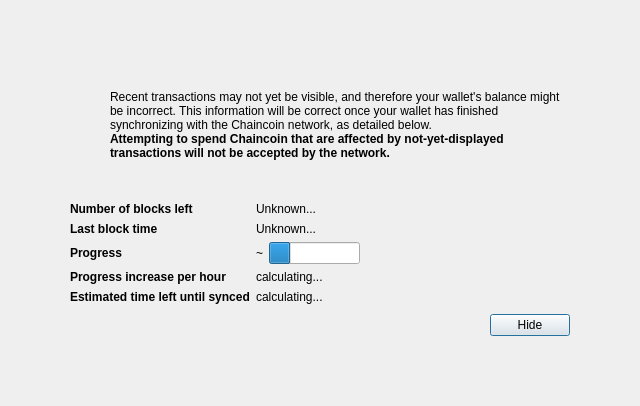
The window that src/qt/forms/modaloverlay.ui (DreamShokk/bagicoin) describes before a commit, drawn with Qt 5.
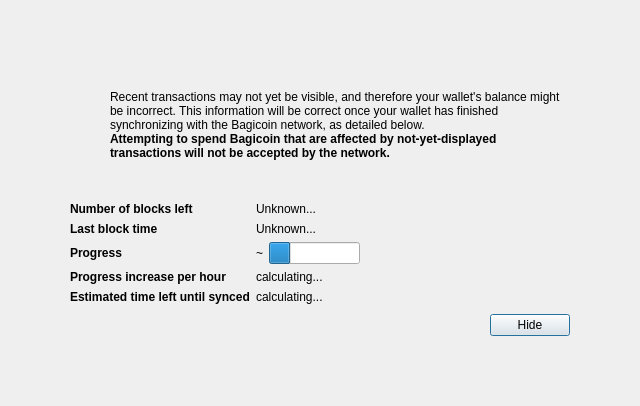
The same window after the commit. Icons and pictures are not drawn. Custom widgets are drawn as their Qt base class.

What changed in the file:
```diff
--- a/src/qt/forms/modaloverlay.ui
+++ b/src/qt/forms/modaloverlay.ui
@@ -137,7 +137,7 @@
              <item>
               <widget class="QLabel" name="infoText">
                <property name="text">
-                <string>Recent transactions may not yet be visible, and therefore your wallet's balance might be incorrect. This information will be correct once your wallet has finished synchronizing with the Chaincoin network, as detailed below.</string>
+                <string>Recent transactions may not yet be visible, and therefore your wallet's balance might be incorrect. This information will be correct once your wallet has finished synchronizing with the Bagicoin network, as detailed below.</string>
                </property>
                <property name="textFormat">
                 <enum>Qt::RichText</enum>
@@ -156,7 +156,7 @@
                 </font>
                </property>
                <property name="text">
-                <string>Attempting to spend Chaincoin that are affected by not-yet-displayed transactions will not be accepted by the network.</string>
+                <string>Attempting to spend Bagicoin that are affected by not-yet-displayed transactions will not be accepted by the network.</string>
                </property>
                <property name="textFormat">
                 <enum>Qt::RichText</enum>
```
